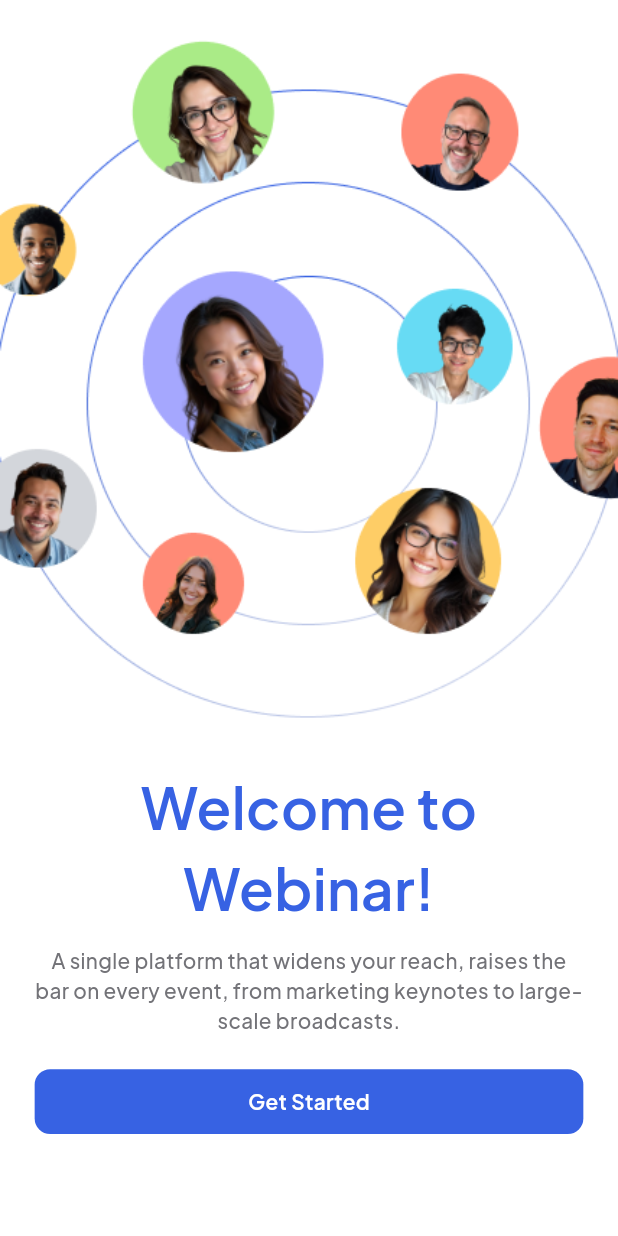
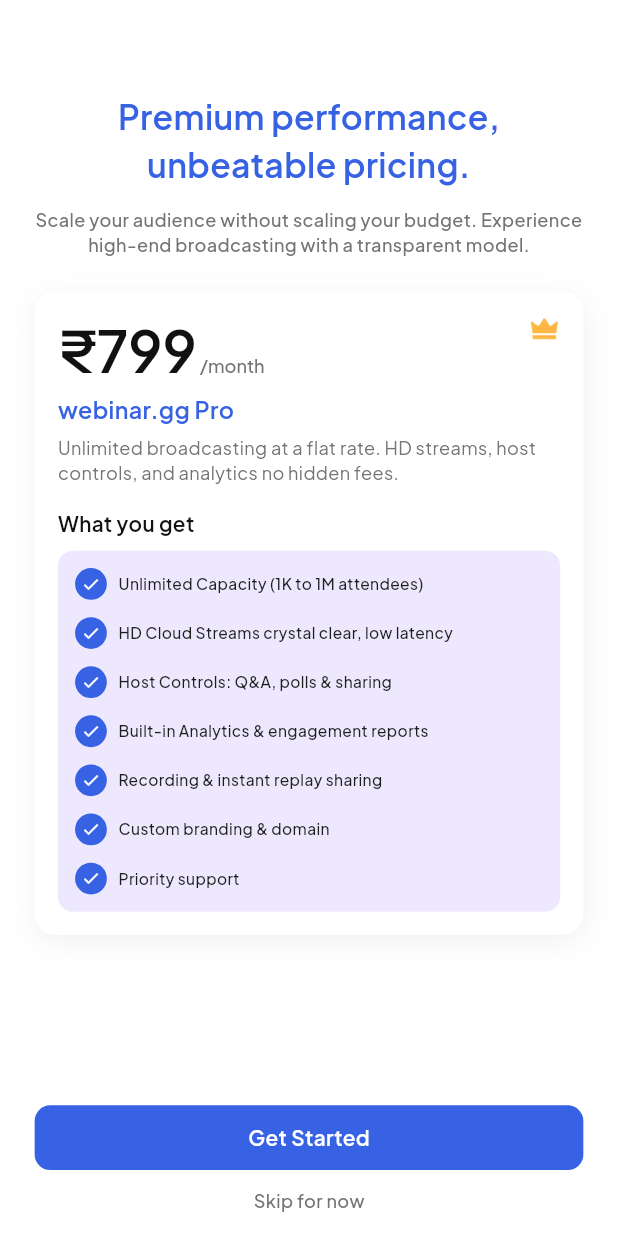
Before and after one commit to Yash-Nautiyal/AIDM, a Flutter app: the screen it shows after launch, on a phone screen of 412 x 824 dp. Run offline on Flutter 3.47's test engine with Material 3 defaults, Android fonts, the phone set to English and light mode, and no system bars; our stand-ins replace flutter_svg, image_picker, permission_handler; project files that could hold a hidden picture were left out.

Commit message:
Modified button component; added premium page

```diff
--- a/lib/core/constant/app_assets.dart
+++ b/lib/core/constant/app_assets.dart
@@ -14,6 +14,7 @@
       '${_imagePath}phone_notifications.png';
   static const String calendarNotificationsImg =
       '${_imagePath}calendar_notifications.png';
+  static const String premiumImg = '${_imagePath}crown.png';
 
   // icons
   static const String calendar1Icon = '${_iconPath}calendar1.svg';
@@ -21,6 +22,7 @@
   static const String homeIcon = '${_iconPath}home.svg';
   static const String menuIcon = '${_iconPath}menu.svg';
   static const String recordingIcon = '${_iconPath}recording.svg';
+  static const String premiumIcon = '${_iconPath}crown.svg';
 
   // illustrations
   static const String calendarAlertIll =
--- a/lib/core/theme/app_colors.dart
+++ b/lib/core/theme/app_colors.dart
@@ -70,7 +70,6 @@
 
   // Button backgrounds
   static Color get buttonBackgroundPrimary => brandPrimary;
-  static const Color buttonBackgroundSecondary = Color(0xFF3B5BDB);
   static const Color buttonBackgroundTertiary = Color(0xFFFFFFFF);
   static const Color buttonTertiaryBorder = Color(0xFFE8E8ED);
 
@@ -103,6 +102,15 @@
     ),
   ];
 
+  static List<BoxShadow> get lightCardShadow => [
+    const BoxShadow(
+      color: Color(0x0F000000),
+      offset: Offset(1, 4),
+      blurRadius: 16,
+      spreadRadius: 0,
+    ),
+  ];
+
   // ---------------------------------------------------------------------------
   // DARK MODE COLORS
   // ---------------------------------------------------------------------------
@@ -129,4 +137,13 @@
       offset: const Offset(0, -5),
     ),
   ];
+
+  static List<BoxShadow> get darkCardShadow => [
+    BoxShadow(
+      color: const Color(0xFF000000).withValues(alpha: 0.25),
+      offset: const Offset(0, 4),
+      blurRadius: 16,
+      spreadRadius: 0,
+    ),
+  ];
 }
--- a/lib/core/theme/app_theme_extension.dart
+++ b/lib/core/theme/app_theme_extension.dart
@@ -11,6 +11,7 @@
   // Shadow
   final List<BoxShadow> bottomNavShadow;
   final List<BoxShadow> buttonShadow;
+  final List<BoxShadow> cardShadow;
 
   // Gradient
   final LinearGradient gradientBrandPurple;
@@ -39,7 +40,6 @@
 
   // Button
   final Color buttonBackgroundPrimary;
-  final Color buttonBackgroundSecondary;
   final Color buttonBackgroundTertiary;
   final Color buttonTertiaryBorder;
   final Color buttonInactive;
@@ -68,6 +68,7 @@
     required this.brandPurpleTint,
     required this.bottomNavShadow,
     required this.buttonShadow,
+    required this.cardShadow,
     required this.gradientBrandPurple,
     required this.gradientActiveBlue,
     required this.gradientYellow,
@@ -86,7 +87,6 @@
     required this.borderError,
     required this.borderDark,
     required this.buttonBackgroundPrimary,
-    required this.buttonBackgroundSecondary,
     required this.buttonBackgroundTertiary,
     required this.buttonTertiaryBorder,
     required this.buttonInactive,
@@ -113,6 +113,7 @@
     brandPurpleTint: AppColors.brandPurpleTint,
     bottomNavShadow: AppColors.lightBottomNavShadow,
     buttonShadow: AppColors.lightButtonShadow,
+    cardShadow: AppColors.lightCardShadow,
     gradientBrandPurple: AppColors.gradientBrandPurple,
     gradientActiveBlue: AppColors.gradientActiveBlue,
     gradientYellow: AppColors.gradientYellow,
@@ -131,7 +132,6 @@
     borderError: AppColors.borderError,
     borderDark: AppColors.borderDark,
     buttonBackgroundPrimary: AppColors.buttonBackgroundPrimary,
-    buttonBackgroundSecondary: AppColors.buttonBackgroundSecondary,
     buttonBackgroundTertiary: AppColors.buttonBackgroundTertiary,
     buttonTertiaryBorder: AppColors.buttonTertiaryBorder,
     buttonInactive: AppColors.lightButtonInactive,
@@ -158,6 +158,7 @@
     brandPurpleTint: AppColors.brandPurpleTint,
     bottomNavShadow: AppColors.darkBottomNavShadow,
     buttonShadow: AppColors.darkButtonShadow,
+    cardShadow: AppColors.darkCardShadow,
     gradientBrandPurple: AppColors.gradientBrandPurple,
     gradientActiveBlue: AppColors.gradientActiveBlue,
     gradientYellow: AppColors.gradientYellow,
@@ -176,7 +177,6 @@
     borderError: AppColors.borderError,
     borderDark: AppColors.borderDark,
     buttonBackgroundPrimary: AppColors.buttonBackgroundPrimary,
-    buttonBackgroundSecondary: AppColors.buttonBackgroundSecondary,
     buttonBackgroundTertiary: AppColors.buttonBackgroundTertiary,
     buttonTertiaryBorder: AppColors.buttonTertiaryBorder,
     buttonInactive: AppColors.darkButtonInactive,
@@ -203,6 +203,7 @@
     Color? brandPurpleTint,
     List<BoxShadow>? bottomNavShadow,
     List<BoxShadow>? buttonShadow,
+    List<BoxShadow>? cardShadow,
     LinearGradient? gradientBrandPurple,
     LinearGradient? gradientActiveBlue,
     LinearGradient? gradientYellow,
@@ -221,7 +222,6 @@
     Color? borderError,
     Color? borderDark,
     Color? buttonBackgroundPrimary,
-    Color? buttonBackgroundSecondary,
     Color? buttonBackgroundTertiary,
     Color? buttonTertiaryBorder,
     Color? buttonInactive,
@@ -246,6 +246,7 @@
       brandPurpleTint: brandPurpleTint ?? this.brandPurpleTint,
       bottomNavShadow: bottomNavShadow ?? this.bottomNavShadow,
       buttonShadow: buttonShadow ?? this.buttonShadow,
+      cardShadow: cardShadow ?? this.cardShadow,
       gradientBrandPurple: gradientBrandPurple ?? this.gradientBrandPurple,
       gradientActiveBlue: gradientActiveBlue ?? this.gradientActiveBlue,
       gradientYellow: gradientYellow ?? this.gradientYellow,
@@ -266,8 +267,6 @@
       borderDark: borderDark ?? this.borderDark,
       buttonBackgroundPrimary:
           buttonBackgroundPrimary ?? this.buttonBackgroundPrimary,
-      buttonBackgroundSecondary:
-          buttonBackgroundSecondary ?? this.buttonBackgroundSecondary,
       buttonBackgroundTertiary:
           buttonBackgroundTertiary ?? this.buttonBackgroundTertiary,
       buttonTertiaryBorder: buttonTertiaryBorder ?? this.buttonTertiaryBorder,
@@ -307,6 +306,7 @@
           BoxShadow.lerpList(bottomNavShadow, other.bottomNavShadow, t) ?? [],
       buttonShadow:
           BoxShadow.lerpList(buttonShadow, other.buttonShadow, t) ?? [],
+      cardShadow: BoxShadow.lerpList(cardShadow, other.cardShadow, t) ?? [],
       gradientBrandPurple: LinearGradient.lerp(
         gradientBrandPurple,
         other.gradientBrandPurple,
@@ -353,11 +353,7 @@
         other.buttonBackgroundPrimary,
         t,
       )!,
-      buttonBackgroundSecondary: Color.lerp(
-        buttonBackgroundSecondary,
-        other.buttonBackgroundSecondary,
-        t,
-      )!,
+
       buttonBackgroundTertiary: Color.lerp(
         buttonBackgroundTertiary,
         other.buttonBackgroundTertiary,
--- a/lib/core/widgets/button/app_button1.dart
+++ b/lib/core/widgets/button/app_button.dart
@@ -5,11 +5,14 @@
 import '../../theme/app_theme_extension.dart';
 import '../../theme/typography/app_typography_extension.dart';
 
+enum AppButton1Type { primary, secondary }
+
 class AppButton1 extends StatelessWidget {
   const AppButton1({
     super.key,
     required this.label,
     this.onPressed,
+    this.type = AppButton1Type.primary,
     this.isLoading = false,
     this.enabled = true,
     this.expand = true,
@@ -17,6 +20,7 @@
 
   final String label;
   final VoidCallback? onPressed;
+  final AppButton1Type type;
   final bool isLoading;
   final bool enabled;
   final bool expand;
@@ -24,11 +28,33 @@
   bool get _isInteractive => enabled && !isLoading && onPressed != null;
 
   Color _backgroundColor(AppThemeExtension theme) {
+    if (isLoading) return theme.buttonBackgroundPrimary.withValues(alpha: 0.6);
+
+    if (type == AppButton1Type.secondary) {
+      return enabled ? theme.backgroundPage : theme.buttonInactive;
+    }
+
     if (!enabled) return theme.buttonInactive;
-    if (isLoading) {
-      return theme.buttonBackgroundPrimary.withValues(alpha: 0.6);
+    return theme.buttonBackgroundPrimary;
+  }
+
+  Color _textColor(AppThemeExtension theme) {
+    if (isLoading) return theme.brandPrimaryTint;
+
+    if (type == AppButton1Type.secondary) {
+      return enabled ? theme.brandPrimary : theme.textSecondary;
     }
-    return theme.buttonBackgroundPrimary;
+
+    if (!enabled) return theme.textSecondary;
+    return theme.brandPrimaryTint;
+  }
+
+  Color? _borderColor(AppThemeExtension theme) {
+    if (type == AppButton1Type.secondary) {
+      return enabled ? theme.brandPrimary : null;
+    }
+
+    return null;
   }
 
   @override
@@ -36,7 +62,8 @@
     final theme = Theme.of(context).extension<AppThemeExtension>()!;
     final typography = Theme.of(context).extension<AppTypographyExtension>()!;
     final backgroundColor = _backgroundColor(theme);
-    final textColor = theme.brandPrimaryTint;
+    final textColor = _textColor(theme);
+    final borderColor = _borderColor(theme);
 
     final borderRadius = BorderRadius.horizontal(
       left: Radius.circular(AppDimensions.radiusMd),
@@ -48,7 +75,10 @@
       height: AppDimensions.buttonHeight,
       child: Material(
         color: backgroundColor,
-        shape: RoundedRectangleBorder(borderRadius: borderRadius),
+        shape: RoundedRectangleBorder(
+          borderRadius: borderRadius,
+          side: BorderSide(color: borderColor ?? Colors.transparent),
+        ),
         clipBehavior: Clip.antiAlias,
         child: InkWell(
           onTap: _isInteractive ? onPressed : null,
--- /dev/null
+++ b/lib/core/widgets/card/app_card.dart
@@ -0,0 +1,24 @@
+import 'package:aidm/core/constant/app_dimensions.dart';
+import 'package:aidm/core/theme/app_theme_extension.dart';
+import 'package:flutter/material.dart';
+
+class AppCard extends StatelessWidget {
+  final Widget child;
+  const AppCard({super.key, required this.child});
+
+  @override
+  Widget build(BuildContext context) {
+    final theme = Theme.of(context).extension<AppThemeExtension>()!;
+    return Container(
+      padding: EdgeInsets.all(AppDimensions.spacingLg),
+      decoration: BoxDecoration(
+        color: Theme.of(context).brightness == Brightness.dark
+            ? theme.backgroundInput
+            : theme.backgroundPage,
+        borderRadius: BorderRadius.circular(AppDimensions.radiusLg),
+        boxShadow: theme.cardShadow,
+      ),
+      child: child,
+    );
+  }
+}
--- a/lib/core/widgets/datepicker/app_date_picker_footer.dart
+++ b/lib/core/widgets/datepicker/app_date_picker_footer.dart
@@ -1,4 +1,4 @@
-import 'package:aidm/core/widgets/button/app_button1.dart';
+import 'package:aidm/core/widgets/button/app_button.dart';
 import 'package:flutter/material.dart';
 
 import '../../constant/app_dimensions.dart';
--- a/lib/core/widgets/dialog/ios_action_sheet.dart
+++ b/lib/core/widgets/dialog/ios_action_sheet.dart
@@ -1,5 +1,4 @@
 import 'package:aidm/core/constant/app_dimensions.dart';
-import 'package:aidm/core/theme/app_colors.dart';
 import 'package:aidm/core/theme/typography/app_typography_extension.dart';
 import 'package:aidm/core/utils/responsive_extension.dart';
 import 'package:flutter/material.dart';
@@ -75,7 +74,7 @@
             mainAxisSize: MainAxisSize.min,
             children: [
               Material(
-                color: Colors.white,
+                color: theme.backgroundPage,
                 borderRadius: BorderRadius.circular(14.r),
                 clipBehavior: Clip.antiAlias,
                 child: Column(
@@ -86,7 +85,7 @@
                         Divider(
                           height: 1,
                           thickness: 0.5,
-                          color: AppColors.buttonTertiaryBorder,
+                          color: theme.borderDefault,
                         ),
                       _ActionSheetTile(
                         theme: theme,
--- a/lib/feature/auth/presentation/pages/otp_verification_page.dart
+++ b/lib/feature/auth/presentation/pages/otp_verification_page.dart
@@ -4,7 +4,7 @@
 import 'package:aidm/core/constant/app_dimensions.dart';
 import 'package:aidm/core/theme/app_theme_extension.dart';
 import 'package:aidm/core/theme/typography/app_typography_extension.dart';
-import 'package:aidm/core/widgets/button/app_button1.dart';
+import 'package:aidm/core/widgets/button/app_button.dart';
 import 'package:aidm/core/widgets/input/app_otp_input.dart';
 import 'package:aidm/feature/auth/presentation/widgets/auth_legal_footer.dart';
 import 'permission_page.dart';
--- /dev/null
+++ b/lib/feature/auth/presentation/pages/premium_page.dart
@@ -0,0 +1,238 @@
+import 'package:aidm/core/constant/app_dimensions.dart';
+import 'package:aidm/core/theme/app_colors.dart';
+import 'package:aidm/core/theme/app_theme_extension.dart';
+import 'package:aidm/core/theme/typography/app_typography_extension.dart';
+import 'package:aidm/core/utils/responsive_extension.dart';
+import 'package:aidm/core/widgets/button/app_button.dart';
+import 'package:aidm/core/widgets/card/app_card.dart';
+import 'package:aidm/feature/dashboard/presentation/pages/dashboard_page.dart';
+import 'package:flutter/material.dart';
+
+import '../../../../core/constant/app_assets.dart';
+
+class PremiumPage extends StatelessWidget {
+  const PremiumPage({super.key});
+
+  static const _features = [
+    'Unlimited Capacity (1K to 1M attendees)',
+    'HD Cloud Streams crystal clear, low latency',
+    'Host Controls: Q&A, polls & sharing',
+    'Built-in Analytics & engagement reports',
+    'Recording & instant replay sharing',
+    'Custom branding & domain',
+    'Priority support',
+  ];
+
+  void _goToDashboard(BuildContext context) {
+    Navigator.pushAndRemoveUntil(
+      context,
+      MaterialPageRoute(builder: (_) => const DashboardPage()),
+      (_) => false,
+    );
+  }
+
+  @override
+  Widget build(BuildContext context) {
+    final theme = Theme.of(context).extension<AppThemeExtension>()!;
+    final typography = Theme.of(context).extension<AppTypographyExtension>()!;
+
+    return Scaffold(
+      backgroundColor: theme.backgroundPage,
+      body: SafeArea(
+        child: Padding(
+          padding: EdgeInsets.symmetric(
+            horizontal: AppDimensions.pagePadding,
+          ).copyWith(top: AppDimensions.spacing3xl),
+          child: Column(
+            children: [
+              Expanded(
+                child: SingleChildScrollView(
+                  padding: EdgeInsets.only(top: AppDimensions.spacing3xl),
+                  child: Column(
+                    children: [
+                      Text(
+                        'Premium performance,\nunbeatable pricing.',
+                        style: typography.h2.copyWith(
+                          color: theme.brandPrimary,
+                        ),
+                        textAlign: TextAlign.center,
+                      ),
+                      SizedBox(height: AppDimensions.spacingMd),
+                      Text(
+                        'Scale your audience without scaling your budget. '
+                        'Experience high-end broadcasting with a transparent model.',
+                        style: typography.bodyMedium.copyWith(
+                          color: theme.textSecondary,
+                        ),
+                        textAlign: TextAlign.center,
+                      ),
+                      SizedBox(height: AppDimensions.spacing2xl),
+                      _PricingCard(
+                        theme: theme,
+                        typography: typography,
+                        features: _features,
+                      ),
+                    ],
+                  ),
+                ),
+              ),
+              Padding(
+                padding: EdgeInsets.only(
+                  top: AppDimensions.spacingLg,
+                  bottom: AppDimensions.spacingLg,
+                ),
+                child: Column(
+                  children: [
+                    AppButton1(
+                      label: 'Get Started',
+                      onPressed: () => _goToDashboard(context),
+                    ),
+                    SizedBox(height: AppDimensions.spacingMd),
+                    GestureDetector(
+                      onTap: () => _goToDashboard(context),
+                      child: Text(
+                        'Skip for now',
+                        style: typography.bodyMedium.copyWith(
+                          color: theme.textSecondary,
+                        ),
+                      ),
+                    ),
+                  ],
+                ),
+              ),
+            ],
+          ),
+        ),
+      ),
+    );
+  }
+}
+
+class _PricingCard extends StatelessWidget {
+  const _PricingCard({
+    required this.theme,
+    required this.typography,
+    required this.features,
+  });
+
+  final AppThemeExtension theme;
+  final AppTypographyExtension typography;
+  final List<String> features;
+
+  @override
+  Widget build(BuildContext context) {
+    return AppCard(
+      child: Column(
+        crossAxisAlignment: CrossAxisAlignment.start,
+        children: [
+          Row(
+            crossAxisAlignment: CrossAxisAlignment.start,
+            children: [
+              Expanded(
+                child: RichText(
+                  text: TextSpan(
+                    children: [
+                      TextSpan(
+                        text: '₹799',
+                        style: typography.display.copyWith(
+                          color: theme.textPrimary,
+                        ),
+                      ),
+                      TextSpan(
+                        text: ' /month',
+                        style: typography.bodyMedium.copyWith(
+                          color: theme.textSecondary,
+                        ),
+                      ),
+                    ],
+                  ),
+                ),
+              ),
+              Image.asset(
+                AppAssets.premiumImg,
+                width: 22.w,
+                height: 22.h,
+                fit: BoxFit.contain,
+              ),
+            ],
+          ),
+          SizedBox(height: AppDimensions.spacingSm),
+          Text(
+            'webinar.gg Pro',
+            style: typography.h3.copyWith(color: theme.brandPrimary),
+          ),
+          SizedBox(height: AppDimensions.spacingSm),
+          Text(
+            'Unlimited broadcasting at a flat rate. HD streams, host '
+            'controls, and analytics no hidden fees.',
+            style: typography.body.copyWith(color: theme.textSecondary),
+          ),
+          SizedBox(height: AppDimensions.spacingLg),
+          Text(
+            'What you get',
+            style: typography.label.copyWith(color: theme.textPrimary),
+          ),
+          SizedBox(height: AppDimensions.spacingSm),
+          Container(
+            width: double.infinity,
+            padding: EdgeInsets.all(AppDimensions.spacingMd),
+            decoration: BoxDecoration(
+              color: theme.brandPurpleTint,
+              borderRadius: BorderRadius.circular(AppDimensions.radiusMd),
+            ),
+            child: ListView.separated(
+              shrinkWrap: true,
+              physics: const NeverScrollableScrollPhysics(),
+              itemBuilder: (context, index) => _FeatureRow(
+                label: features[index],
+                theme: theme,
+                typography: typography,
+              ),
+              separatorBuilder: (context, index) =>
+                  SizedBox(height: AppDimensions.spacingMd),
+              itemCount: features.length,
+            ),
+          ),
+        ],
+      ),
+    );
+  }
+}
+
+class _FeatureRow extends StatelessWidget {
+  const _FeatureRow({
+    required this.label,
+    required this.theme,
+    required this.typography,
+  });
+
+  final String label;
+  final AppThemeExtension theme;
+  final AppTypographyExtension typography;
+
+  @override
+  Widget build(BuildContext context) {
+    return Row(
+      crossAxisAlignment: CrossAxisAlignment.center,
+      mainAxisAlignment: MainAxisAlignment.start,
+      children: [
+        Container(
+          width: 22.w,
+          height: 22.w,
+          decoration: BoxDecoration(
+            color: theme.brandPrimary,
+            shape: BoxShape.circle,
+          ),
+          child: Icon(Icons.check, size: 15.sp, color: theme.brandPrimaryTint),
+        ),
+        SizedBox(width: AppDimensions.spacingSm),
+        Expanded(
+          child: Text(
+            label,
+            style: typography.caption.copyWith(color: AppColors.darkBgInput),
+          ),
+        ),
+      ],
+    );
+  }
+}
--- a/lib/feature/auth/presentation/pages/welocome_page.dart
+++ b/lib/feature/auth/presentation/pages/welocome_page.dart
@@ -4,7 +4,7 @@
 import '../../../../core/constant/app_dimensions.dart';
 import '../../../../core/theme/app_theme_extension.dart';
 import '../../../../core/theme/typography/app_typography_extension.dart';
-import '../../../../core/widgets/button/app_button1.dart';
+import '../../../../core/widgets/button/app_button.dart';
 import 'sign_up_page.dart';
 
 class WelocomePage extends StatelessWidget {
--- a/lib/feature/auth/presentation/widgets/auth_page_layout.dart
+++ b/lib/feature/auth/presentation/widgets/auth_page_layout.dart
@@ -2,7 +2,7 @@
 import 'package:aidm/core/constant/app_dimensions.dart';
 import 'package:aidm/core/theme/app_theme_extension.dart';
 import 'package:aidm/core/theme/typography/app_typography_extension.dart';
-import 'package:aidm/core/widgets/button/app_button1.dart';
+import 'package:aidm/core/widgets/button/app_button.dart';
 import 'package:aidm/core/widgets/input/app_input1.dart';
 import 'package:aidm/feature/auth/presentation/widgets/auth_legal_footer.dart';
 import 'package:flutter/material.dart';
--- a/lib/main.dart
+++ b/lib/main.dart
@@ -1,3 +1,4 @@
+import 'package:aidm/feature/auth/presentation/pages/premium_page.dart';
 import 'package:flutter/material.dart';
 
 import 'core/theme/app_theme.dart';
@@ -20,7 +21,7 @@
       theme: AppTheme.lightTheme,
       darkTheme: AppTheme.darkTheme,
       themeMode: ThemeMode.system,
-      home: const WelocomePage(),
+      home: const PremiumPage(),
     );
   }
 }
```
Also changed, not shown: lib/core/widgets/button/app_button2.dart (deleted, +0 -123 lines), lib/feature/auth/presentation/pages/permission_page.dart (+4 -9 lines), lib/feature/dashboard/presentation/pages/dashboard_page.dart (+5 -33 lines), assets/icons/crown.svg (added), assets/images/crown.png (added).
